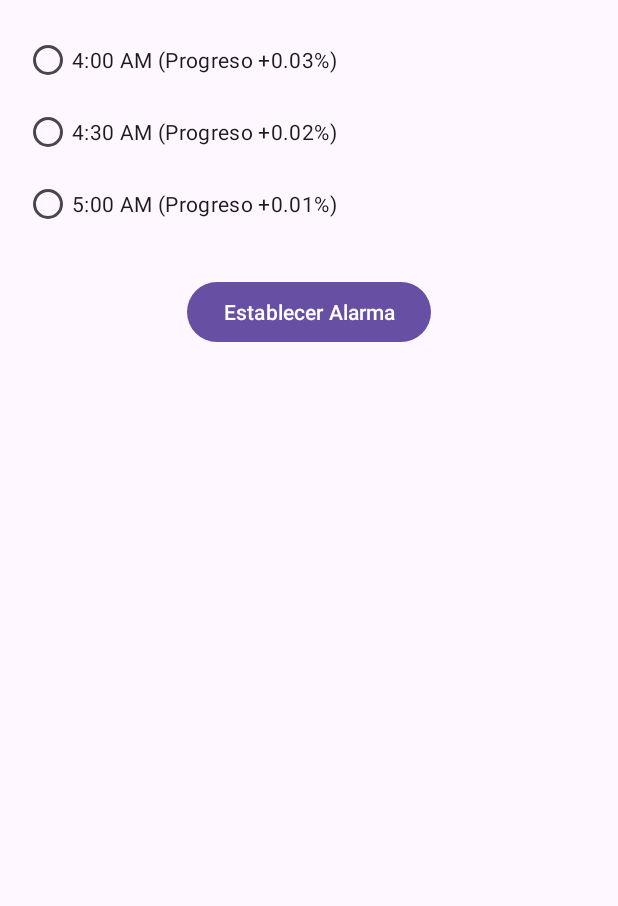
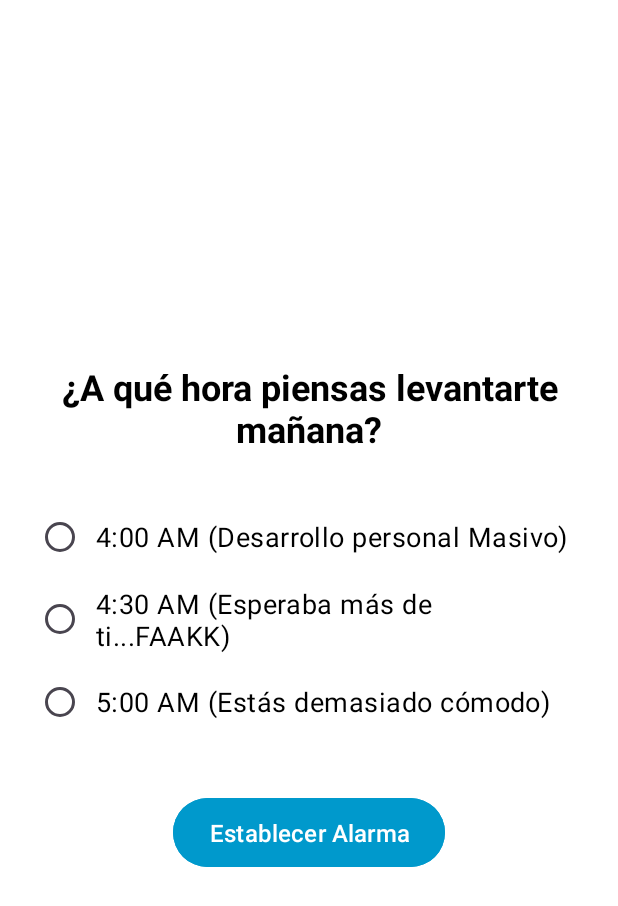
Before and after one commit to Castellano46/Tu_primer_Lambo, an Android app: the AlarmFragment screen opened through its navigation route, on a phone screen of 412 x 824 dp. Shown: the top 906 px of the screen. Run offline under Robolectric (Android 15) with nearby library versions, the phone set to English and light mode, and no system bars; our stand-ins replace data binding.

Commit message:
AlarmView

```diff
--- a/app/src/main/java/com/example/tu_primer_lambo/ui/view/fragments/AlarmFragment.kt
+++ b/app/src/main/java/com/example/tu_primer_lambo/ui/view/fragments/AlarmFragment.kt
@@ -74,10 +74,16 @@ class AlarmFragment : Fragment() {
         val alarmTime = Calendar.getInstance().apply {
             set(Calendar.HOUR_OF_DAY, hour)
             set(Calendar.MINUTE, minute)
+
+            // Si la alarma es antes del tiempo actual, se ajusta para el día siguiente
+            if (before(currentTime)) {
+                add(Calendar.DAY_OF_MONTH, 1)
+            }
         }
-        val hoursRemaining = alarmTime.get(Calendar.HOUR_OF_DAY) - currentTime.get(Calendar.HOUR_OF_DAY)
-        val minutesRemaining = alarmTime.get(Calendar.MINUTE) - currentTime.get(Calendar.MINUTE)
-        val totalHoursRemaining = hoursRemaining + (minutesRemaining / 60.0)
+
+        // Cálculo de la diferencia de tiempo en milisegundos y conversión a horas
+        val timeDifferenceMillis = alarmTime.timeInMillis - currentTime.timeInMillis
+        val totalHoursRemaining = timeDifferenceMillis / (1000.0 * 60.0 * 60.0)
 
         AlertDialog.Builder(requireContext())
             .setTitle("Alarma seleccionada")
--- a/app/src/main/res/layout/fragment_alarm.xml
+++ b/app/src/main/res/layout/fragment_alarm.xml
@@ -5,12 +5,25 @@
     android:layout_width="match_parent"
     android:layout_height="match_parent"
     android:orientation="vertical"
-    android:padding="16dp"
+    android:gravity="center"
+    android:padding="24dp"
+    android:background="@android:color/background_light"
     tools:context=".ui.view.fragments.AlarmFragment">
+
+    <TextView
+        android:id="@+id/alarmTitle"
+        android:layout_width="wrap_content"
+        android:layout_height="wrap_content"
+        android:text="¿A qué hora piensas levantarte mañana?"
+        android:textSize="24sp"
+        android:textColor="@android:color/black"
+        android:textStyle="bold"
+        android:layout_marginBottom="32dp"
+        android:gravity="center" />
 
     <RadioGroup
         android:id="@+id/radioGroupAlarm"
-        android:layout_width="match_parent"
+        android:layout_width="wrap_content"
         android:layout_height="wrap_content"
         android:orientation="vertical">
 
@@ -18,19 +31,28 @@
             android:id="@+id/radio400"
             android:layout_width="wrap_content"
             android:layout_height="wrap_content"
-            android:text="4:00 AM (Progreso +0.03%)" />
+            android:text="4:00 AM (Desarrollo personal Masivo)"
+            android:textSize="18sp"
+            android:textColor="@android:color/black"
+            android:padding="8dp" />
 
         <RadioButton
             android:id="@+id/radio430"
             android:layout_width="wrap_content"
             android:layout_height="wrap_content"
-            android:text="4:30 AM (Progreso +0.02%)" />
+            android:text="4:30 AM (Esperaba más de ti...FAAKK)"
+            android:textSize="18sp"
+            android:textColor="@android:color/black"
+            android:padding="8dp" />
 
         <RadioButton
             android:id="@+id/radio500"
             android:layout_width="wrap_content"
             android:layout_height="wrap_content"
-            android:text="5:00 AM (Progreso +0.01%)" />
+            android:text="5:00 AM (Estás demasiado cómodo)"
+            android:textSize="18sp"
+            android:textColor="@android:color/black"
+            android:padding="8dp" />
     </RadioGroup>
 
     <Button
@@ -38,7 +60,11 @@
         android:layout_width="wrap_content"
         android:layout_height="wrap_content"
         android:text="Establecer Alarma"
-        android:layout_gravity="center_horizontal"
-        android:layout_marginTop="24dp" />
+        android:textSize="16sp"
+        android:textColor="@android:color/white"
+        android:backgroundTint="@android:color/holo_blue_dark"
+        android:paddingHorizontal="24dp"
+        android:paddingVertical="12dp"
+        android:layout_marginTop="36dp" />
 
 </LinearLayout>
```
